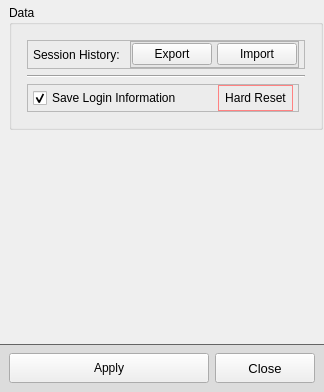
Qt form src/resources/ui_files/settingswindow.ui (DilanBoskan/Golf-Simulator-Manager) before a commit.
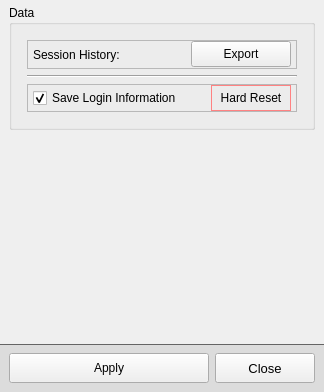
The same form after that commit.

Commit message: First iteration of settings window

Patch:
```diff
--- a/src/resources/ui_files/settingswindow.ui
+++ b/src/resources/ui_files/settingswindow.ui
@@ -220,7 +220,7 @@
             </property>
             <layout class="QHBoxLayout" name="horizontalLayout" stretch="1,0">
              <property name="spacing">
-              <number>10</number>
+              <number>0</number>
              </property>
              <property name="leftMargin">
               <number>5</number>
@@ -239,58 +239,37 @@
                <property name="text">
                 <string>Session History:</string>
                </property>
+               <property name="alignment">
+                <set>Qt::AlignLeading|Qt::AlignLeft|Qt::AlignVCenter</set>
+               </property>
+               <property name="indent">
+                <number>-1</number>
+               </property>
               </widget>
              </item>
              <item>
-              <widget class="QFrame" name="frame_3">
-               <property name="styleSheet">
-                <string notr="true">QFrame {
-	background-color: rgb(230, 230, 230);
-}</string>
+              <widget class="QPushButton" name="pushButton_export">
+               <property name="sizePolicy">
+                <sizepolicy hsizetype="Fixed" vsizetype="Fixed">
+                 <horstretch>0</horstretch>
+                 <verstretch>0</verstretch>
+                </sizepolicy>
                </property>
-               <property name="frameShape">
-                <enum>QFrame::StyledPanel</enum>
+               <property name="minimumSize">
+                <size>
+                 <width>100</width>
+                 <height>26</height>
+                </size>
                </property>
-               <property name="frameShadow">
-                <enum>QFrame::Raised</enum>
+               <property name="text">
+                <string>Export</string>
                </property>
-               <layout class="QHBoxLayout" name="horizontalLayout_3">
-                <property name="spacing">
-                 <number>5</number>
-                </property>
-                <property name="leftMargin">
-                 <number>1</number>
-                </property>
-                <property name="topMargin">
-                 <number>1</number>
-                </property>
-                <property name="rightMargin">
-                 <number>1</number>
-                </property>
-                <property name="bottomMargin">
-                 <number>1</number>
-                </property>
-                <item>
-                 <widget class="QPushButton" name="pushButton_export">
-                  <property name="text">
-                   <string>Export</string>
-                  </property>
-                 </widget>
-                </item>
-                <item>
-                 <widget class="QPushButton" name="pushButton_import">
-                  <property name="text">
-                   <string>Import</string>
-                  </property>
-                 </widget>
-                </item>
-               </layout>
               </widget>
              </item>
             </layout>
            </widget>
           </item>
-          <item row="2" column="0">
+          <item row="2" column="0" colspan="2">
            <widget class="QFrame" name="frame_4">
             <property name="minimumSize">
              <size>
@@ -339,21 +318,15 @@
              <item>
               <widget class="QPushButton" name="pushButton_resetAll">
                <property name="sizePolicy">
-                <sizepolicy hsizetype="Minimum" vsizetype="Minimum">
+                <sizepolicy hsizetype="Fixed" vsizetype="Fixed">
                  <horstretch>0</horstretch>
                  <verstretch>0</verstretch>
                 </sizepolicy>
                </property>
                <property name="minimumSize">
                 <size>
-                 <width>75</width>
-                 <height>25</height>
-                </size>
-               </property>
-               <property name="maximumSize">
-                <size>
-                 <width>16777215</width>
-                 <height>16777215</height>
+                 <width>80</width>
+                 <height>26</height>
                 </size>
                </property>
                <property name="styleSheet">
```
The commit also changes 2 other files.
